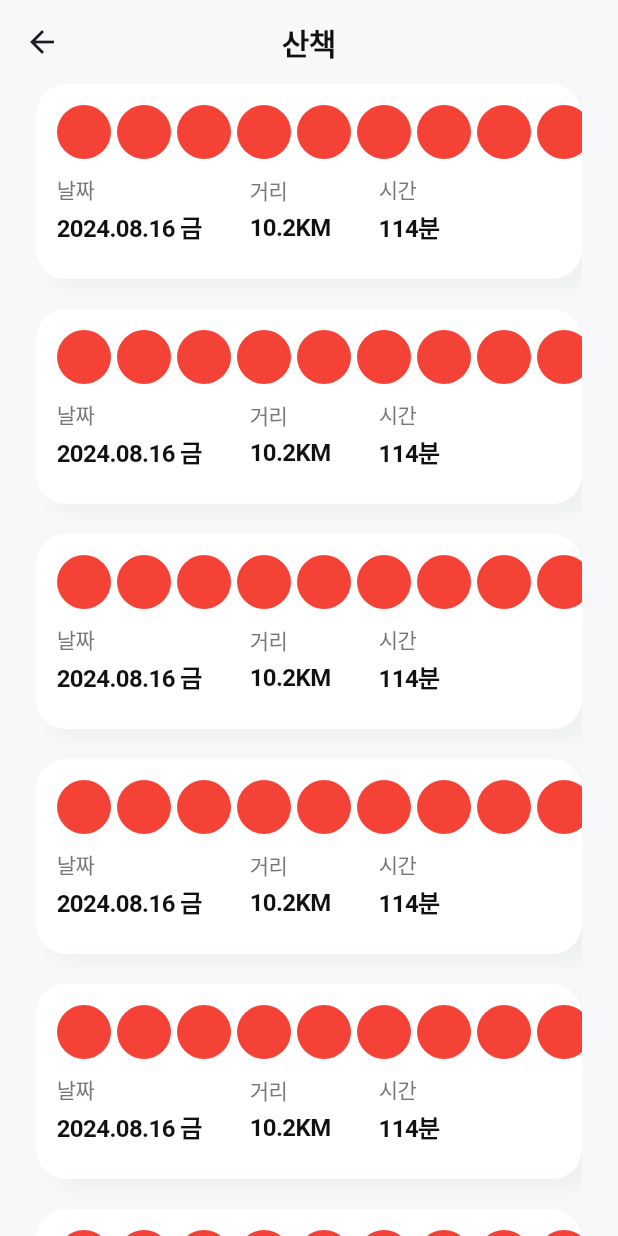
After one commit to zzikbu/petdays, a Flutter app: the screen it shows after launch, after a tap on "더보기", on a phone screen of 412 x 824 dp. The commit adds this screen. Run offline on Flutter 3.47's test engine with Material 3 defaults, Android fonts, the light colour scheme and no system bars; our stand-ins replace flutter_svg; Roboto replaces fonts that are missing (Pretendard).

Commit message:
feat: 산책 홈 페이지 UI 구현

```diff
--- /dev/null
+++ b/lib/home/home_page.dart
@@ -0,0 +1,64 @@
+import 'package:flutter/cupertino.dart';
+import 'package:flutter/material.dart';
+import 'package:flutter_svg/flutter_svg.dart';
+import 'package:pet_log/pallete.dart';
+import 'package:pet_log/walk/walk_home_page.dart';
+
+class HomePage extends StatefulWidget {
+  const HomePage({super.key});
+
+  @override
+  State<HomePage> createState() => _HomePageState();
+}
+
+class _HomePageState extends State<HomePage> {
+  @override
+  Widget build(BuildContext context) {
+    return Scaffold(
+      backgroundColor: Pallete.background,
+      body: Center(
+        child: Row(
+          crossAxisAlignment: CrossAxisAlignment.end,
+          children: [
+            Text(
+              "산책",
+              style: TextStyle(
+                fontFamily: 'Pretendard',
+                fontWeight: FontWeight.w600,
+                fontSize: 20,
+                color: Pallete.black,
+                letterSpacing: -0.5,
+              ),
+            ),
+            Spacer(),
+            GestureDetector(
+              onTap: () {
+                Navigator.push(
+                  context,
+                  MaterialPageRoute(builder: (context) => WalkHomePage()),
+                );
+              },
+              child: Row(
+                children: [
+                  Text(
+                    "더보기",
+                    style: TextStyle(
+                      fontFamily: 'Pretendard',
+                      fontWeight: FontWeight.w400,
+                      fontSize: 12,
+                      color: Pallete.mediumGray,
+                      letterSpacing: -0.3,
+                    ),
+                  ),
+                  SvgPicture.asset(
+                    'assets/icons/ic_home_more.svg',
+                  ),
+                ],
+              ),
+            ),
+          ],
+        ),
+      ),
+    );
+  }
+}
--- a/lib/main.dart
+++ b/lib/main.dart
@@ -1,6 +1,8 @@
 import 'package:flutter/material.dart';
 import 'package:pet_log/sign_in/sign_in_page.dart';
 import 'package:pet_log/sign_up/sign_up_nickname_page.dart';
+
+import 'home/home_page.dart';
 
 void main() {
   runApp(const MyApp());
@@ -18,7 +20,7 @@ class MyApp extends StatelessWidget {
       ),
       home: const Scaffold(
         resizeToAvoidBottomInset: false,
-        body: SignUpNicknamePage(),
+        body: HomePage(),
       ),
     );
   }
--- a/lib/pallete.dart
+++ b/lib/pallete.dart
@@ -6,6 +6,8 @@ class Pallete {
   static const white = Color(0xFFFFFFFF);
   static const black = Color(0xFF111111);
 
+  static const background = Color(0xFFF8F8FA);
+
   static const mainGreen = Color(0xFF419461);
   static const subGreen = Color(0xFF397D53);
   static const darkGray = Color(0xFF343834);
--- /dev/null
+++ b/lib/walk/walk_home_page.dart
@@ -0,0 +1,171 @@
+import 'package:flutter/cupertino.dart';
+import 'package:flutter/material.dart';
+import 'package:pet_log/pallete.dart';
+
+class WalkHomePage extends StatelessWidget {
+  const WalkHomePage({super.key});
+
+  @override
+  Widget build(BuildContext context) {
+    return Scaffold(
+      appBar: AppBar(
+        backgroundColor: Pallete.background,
+        scrolledUnderElevation: 0,
+        centerTitle: true,
+        title: Text(
+          "산책",
+          style: TextStyle(
+            fontFamily: 'Pretendard',
+            fontWeight: FontWeight.w600,
+            fontSize: 20,
+            color: Pallete.black,
+            letterSpacing: -0.5,
+          ),
+        ),
+      ),
+      backgroundColor: Pallete.background,
+      body: Scrollbar(
+        child: Padding(
+          padding: const EdgeInsets.symmetric(horizontal: 24),
+          child: ListView.builder(
+            itemBuilder: (context, index) {
+              return Container(
+                margin: EdgeInsets.only(bottom: 20),
+                height: 130,
+                decoration: BoxDecoration(
+                  color: Pallete.white,
+                  borderRadius: BorderRadius.circular(20),
+                  boxShadow: [
+                    BoxShadow(
+                      color: Pallete.subGreen.withOpacity(0.05),
+                      offset: Offset(8, 8),
+                      blurRadius: 8,
+                    ),
+                  ],
+                ),
+                child: Column(
+                  crossAxisAlignment: CrossAxisAlignment.start,
+                  children: [
+                    SizedBox(height: 14),
+                    SizedBox(
+                      height: 36,
+                      child: ListView.builder(
+                        padding: EdgeInsets.only(left: 14, right: 10),
+                        scrollDirection: Axis.horizontal, // 수평
+                        itemBuilder: (context, index) {
+                          return Container(
+                            width: 36,
+                            margin: EdgeInsets.only(right: 4),
+                            child: CircleAvatar(
+                              backgroundColor: Colors.red,
+                            ),
+                          );
+                        },
+                        itemCount: 10,
+                      ),
+                    ),
+                    SizedBox(
+                      height: 10,
+                    ),
+                    Row(
+                      children: [
+                        SizedBox(
+                          width: 14,
+                        ),
+                        Column(
+                          crossAxisAlignment: CrossAxisAlignment.start,
+                          children: [
+                            Text(
+                              "날짜",
+                              style: TextStyle(
+                                fontFamily: 'Pretendard',
+                                fontWeight: FontWeight.w500,
+                                fontSize: 14,
+                                color: Pallete.mediumGray,
+                                letterSpacing: -0.35,
+                              ),
+                            ),
+                            SizedBox(height: 4),
+                            Text(
+                              "2024.08.16 금",
+                              style: TextStyle(
+                                fontFamily: 'Pretendard',
+                                fontWeight: FontWeight.w600,
+                                fontSize: 16,
+                                color: Pallete.black,
+                                letterSpacing: -0.4,
+                              ),
+                            ),
+                          ],
+                        ),
+                        SizedBox(
+                          width: 32,
+                        ),
+                        Column(
+                          crossAxisAlignment: CrossAxisAlignment.start,
+                          children: [
+                            Text(
+                              "거리",
+                              style: TextStyle(
+                                fontFamily: 'Pretendard',
+                                fontWeight: FontWeight.w500,
+                                fontSize: 14,
+                                color: Pallete.mediumGray,
+                                letterSpacing: -0.35,
+                              ),
+                            ),
+                            SizedBox(height: 4),
+                            Text(
+                              "10.2KM",
+                              style: TextStyle(
+                                fontFamily: 'Pretendard',
+                                fontWeight: FontWeight.w600,
+                                fontSize: 16,
+                                color: Pallete.black,
+                                letterSpacing: -0.4,
+                              ),
+                            ),
+                          ],
+                        ),
+                        SizedBox(
+                          width: 32,
+                        ),
+                        Column(
+                          crossAxisAlignment: CrossAxisAlignment.start,
+                          children: [
+                            Text(
+                              "시간",
+                              style: TextStyle(
+                                fontFamily: 'Pretendard',
+                                fontWeight: FontWeight.w500,
+                                fontSize: 14,
+                                color: Pallete.mediumGray,
+                                letterSpacing: -0.35,
+                              ),
+                            ),
+                            SizedBox(height: 4),
+                            Text(
+                              "114분",
+                              style: TextStyle(
+                                fontFamily: 'Pretendard',
+                                fontWeight: FontWeight.w600,
+                                fontSize: 16,
+                                color: Pallete.black,
+                                letterSpacing: -0.4,
+                              ),
+                            ),
+                          ],
+                        ),
+                      ],
+                    ),
+                  ],
+                ),
+              );
+            },
+            itemCount: 9, // 이미지 개수
+          ),
+        ),
+      ),
+    );
+  }
+}
```
Also changed, not shown: assets/icons/ic_home_more.svg (added).
